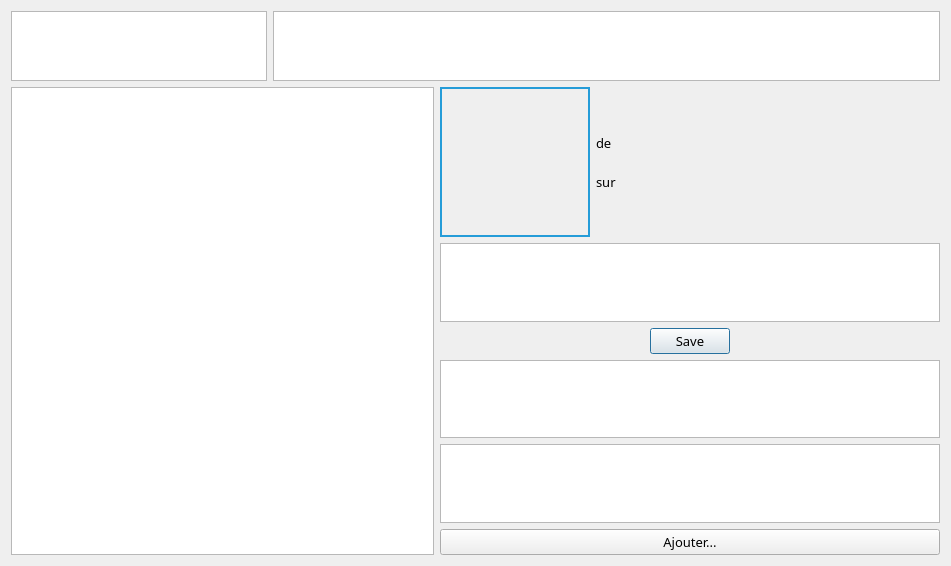
Qt form projet-musique/core/ongletmp3.ui (toopoormaghell/projet-musique) before a commit.
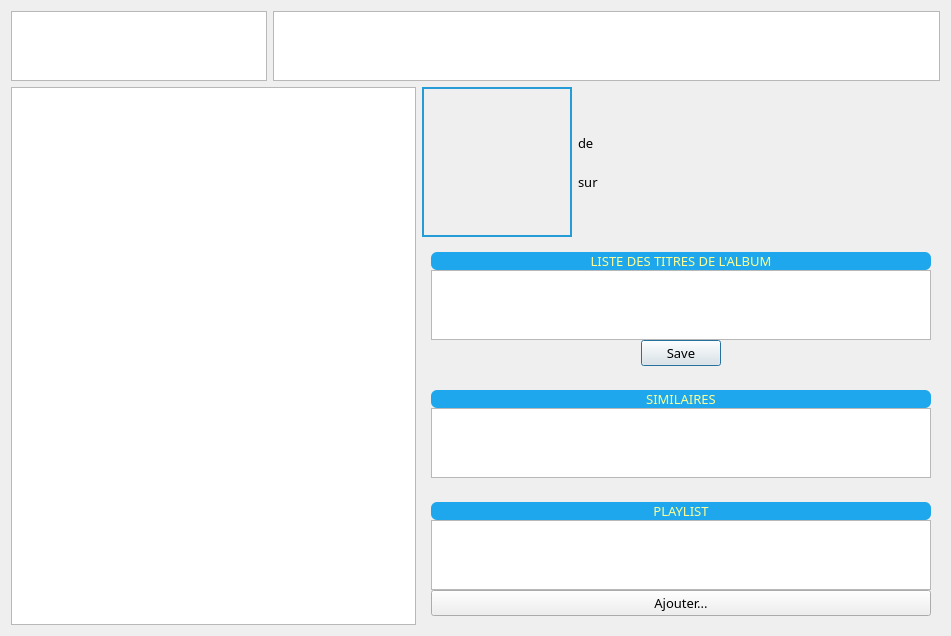
The same form after that commit.

Commit message:
Changements dans l'onglet MP3:
- le titre recherche seulement si il existe en phys
- les sethidden sont devenus des setvisibles
- si on clique sur une case vide dans le tableau, le programme ne crashe
plus.

```diff
--- a/projet-musique/core/ongletmp3.ui
+++ b/projet-musique/core/ongletmp3.ui
@@ -320,6 +320,43 @@
         </layout>
        </item>
        <item>
+        <widget class="QWidget" name="TitresAlb" native="true">
+         <property name="maximumSize">
+          <size>
+           <width>550</width>
+           <height>16777215</height>
+          </size>
+         </property>
+         <layout class="QVBoxLayout" name="verticalLayout_7">
+          <property name="spacing">
+           <number>0</number>
+          </property>
+          <item>
+           <widget class="QLabel" name="label_10">
+            <property name="minimumSize">
+             <size>
+              <width>500</width>
+              <height>0</height>
+             </size>
+            </property>
+            <property name="maximumSize">
+             <size>
+              <width>500</width>
+              <height>16777215</height>
+             </size>
+            </property>
+            <property name="styleSheet">
+             <string notr="true">background:#1EA7EC;color:#FFFF96;border-radius:6px;  </string>
+            </property>
+            <property name="text">
+             <string>LISTE DES TITRES DE L'ALBUM</string>
+            </property>
+            <property name="alignment">
+             <set>Qt::AlignCenter</set>
+            </property>
+           </widget>
+          </item>
+          <item>
         <widget class="QListWidget" name="Titres">
          <property name="minimumSize">
           <size>
@@ -357,18 +394,45 @@
          </property>
         </widget>
        </item>
+         </layout>
+        </widget>
+       </item>
        <item>
-        <spacer name="verticalSpacer_2">
-         <property name="orientation">
-          <enum>Qt::Vertical</enum>
+        <widget class="QWidget" name="Simi" native="true">
+         <property name="maximumSize">
+          <size>
+           <width>550</width>
+           <height>16777215</height>
+          </size>
          </property>
-         <property name="sizeHint" stdset="0">
+         <layout class="QVBoxLayout" name="verticalLayout_3">
+          <property name="spacing">
+           <number>0</number>
+          </property>
+          <item>
+           <widget class="QLabel" name="label_8">
+            <property name="minimumSize">
           <size>
-           <width>20</width>
-           <height>40</height>
-          </size>
-         </property>
-        </spacer>
+              <width>500</width>
+              <height>0</height>
+             </size>
+            </property>
+            <property name="maximumSize">
+             <size>
+              <width>500</width>
+              <height>16777215</height>
+             </size>
+            </property>
+            <property name="styleSheet">
+             <string notr="true">background:#1EA7EC;color:#FFFF96;border-radius:6px;  </string>
+            </property>
+            <property name="text">
+             <string>SIMILAIRES</string>
+            </property>
+            <property name="alignment">
+             <set>Qt::AlignCenter</set>
+            </property>
+           </widget>
        </item>
        <item>
         <widget class="QListWidget" name="Similaires">
@@ -395,6 +459,59 @@
          </property>
         </widget>
        </item>
+         </layout>
+        </widget>
+       </item>
+       <item>
+        <spacer name="verticalSpacer_2">
+         <property name="orientation">
+          <enum>Qt::Vertical</enum>
+         </property>
+         <property name="sizeHint" stdset="0">
+          <size>
+           <width>20</width>
+           <height>40</height>
+          </size>
+         </property>
+        </spacer>
+       </item>
+       <item>
+        <widget class="QWidget" name="Play" native="true">
+         <property name="maximumSize">
+          <size>
+           <width>550</width>
+           <height>16777215</height>
+          </size>
+         </property>
+         <layout class="QVBoxLayout" name="verticalLayout_6">
+          <property name="spacing">
+           <number>0</number>
+          </property>
+          <item>
+           <widget class="QLabel" name="label_9">
+            <property name="minimumSize">
+             <size>
+              <width>500</width>
+              <height>0</height>
+             </size>
+            </property>
+            <property name="maximumSize">
+             <size>
+              <width>500</width>
+              <height>16777215</height>
+             </size>
+            </property>
+            <property name="styleSheet">
+             <string notr="true">background:#1EA7EC;color:#FFFF96;border-radius:6px;  </string>
+            </property>
+            <property name="text">
+             <string>PLAYLIST</string>
+            </property>
+            <property name="alignment">
+             <set>Qt::AlignCenter</set>
+            </property>
+           </widget>
+          </item>
        <item>
         <widget class="QListWidget" name="Playlists">
          <property name="maximumSize">
@@ -419,6 +536,9 @@
          <property name="text">
           <string>Ajouter...</string>
          </property>
+           </widget>
+          </item>
+         </layout>
         </widget>
        </item>
       </layout>
```
Lines whose indentation alone changed are shown as unchanged. The commit also changes 1 other file.
